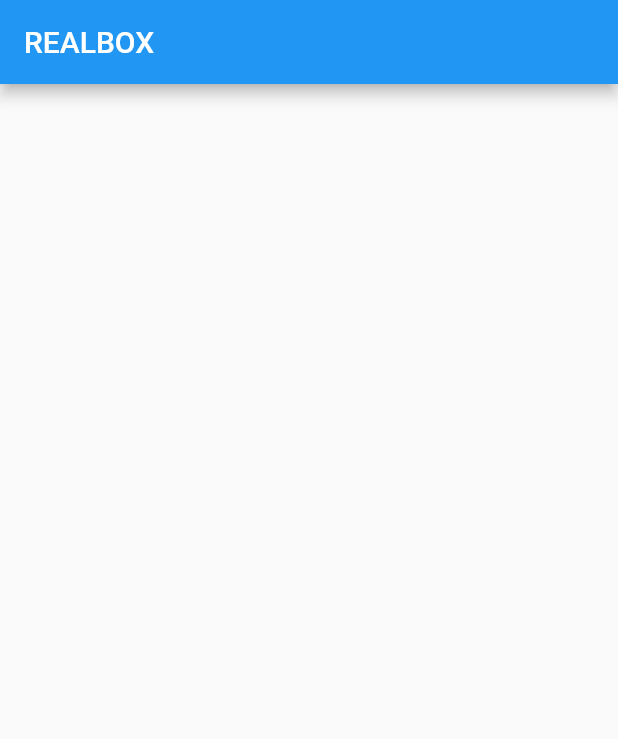
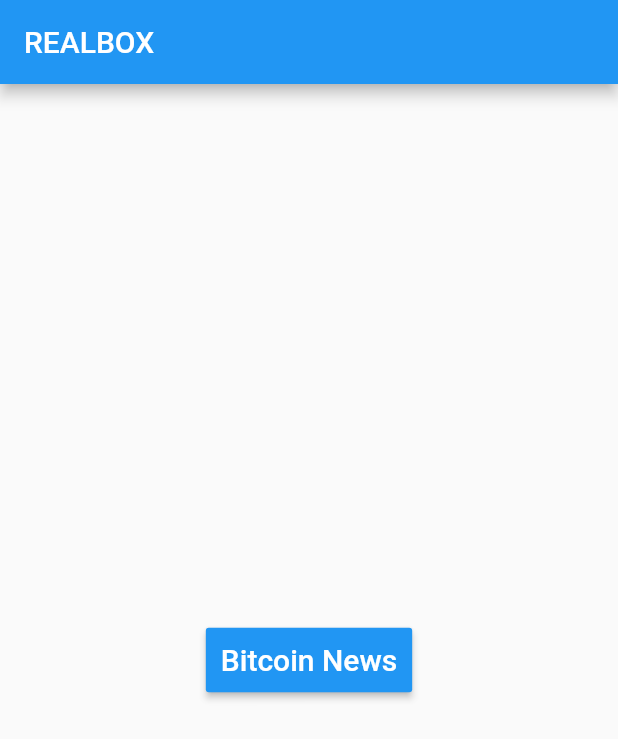
Before and after one commit to alihsistu/my_news_app, a Flutter app: the screen it shows after launch, on a phone screen of 412 x 824 dp. Shown: the top 739 px of the screen. Run offline on Flutter 3.47's test engine with Material 2 defaults, Android fonts, the phone set to English and light mode, and no system bars; network calls fail; Roboto replaces fonts that are missing (Verdana); statements that could not run were skipped.

Commit message:
new Bitcoin Widget, working

```diff
--- a/lib/main.dart
+++ b/lib/main.dart
@@ -18,26 +18,16 @@ String _urlApi2 =
 String _urlApi3 =
     'https://newsapi.org/v2/everything?q=apple&from=2019-09-12&to=2019-09-12&sortBy=popularity&apiKey=e3d3b881510f4522a3a0c19fc55489ca';
 
-
 // Private response variables
 List _response1;
 List _response2;
 List _response3;
 
-
 // App's main method
-void main() async{
-
-
+void main() async {
   _response1 = await fetchData(_urlApi1);
   _response2 = await fetchData(_urlApi2);
   _response3 = await fetchData(_urlApi3);
-
-  // Print test to see responses in console
-  for(int i = 0; i<_response1.length; i++){
-    print(_response1[i]['title']);
-  }
-
 
   runApp(new MaterialApp(
     home: new Categories(),
@@ -54,13 +44,66 @@ class Categories extends StatelessWidget {
         // The App Logo comes HERE
         title: new Text('REALBOX'),
       ),
+      body: new Center(
+        child: new Column(
+          mainAxisAlignment: MainAxisAlignment.spaceEvenly,
+          children: <Widget>[
+            // this button takes the user to Bitcoin Widget below(new page)
+            new RaisedButton(
+              padding: const EdgeInsets.all(10.0),
+              color: Colors.blue,
+              onPressed: () {
+                Navigator.push(context,
+                    new MaterialPageRoute(builder: (context) => new Bitcoin()));
+              },
+              child: new Text(
+                "Bitcoin News",
+                style: new TextStyle(
+                  fontFamily: "Verdana",
+                  fontSize: 20.0,
+                  color: Colors.white,
+                ),
+              ),
+            )
+          ],
+        ),
+      ),
     );
   }
 }
 
+class Bitcoin extends StatelessWidget {
+  @override
+  Widget build(BuildContext context) {
+    return new Scaffold(
+        appBar: new AppBar(
+          title: new Text("Bitcoin News"),
+          centerTitle: false,
+        ),
+        body: new Center(
+          child: new ListView.builder(
+            padding: const EdgeInsets.all(10.0),
+            itemCount: _response1.length,
+            itemBuilder: (BuildContext context, int position) {
+              return new ListTile(
+                title: new Text("${_response1[position]['title']}",
+                    style: new TextStyle(
+                        fontSize: 25.0, fontWeight: FontWeight.w900)),
+                subtitle: new Text("${_response1[position]['description']}",
+                    style: new TextStyle(
+                        fontSize: 15.0,
+                        fontWeight: FontWeight.normal,
+                        fontStyle: FontStyle.italic,
+                        color: Colors.grey)),
+              );
+            },
+          ),
+        ));
+  }
+}
 
 // Method to fetch data from the API
-Future<List> fetchData(String urlApi)async {
+Future<List> fetchData(String urlApi) async {
   http.Response response = await http.get(urlApi);
   return (json.decode(response.body))['articles'];
 }
```
